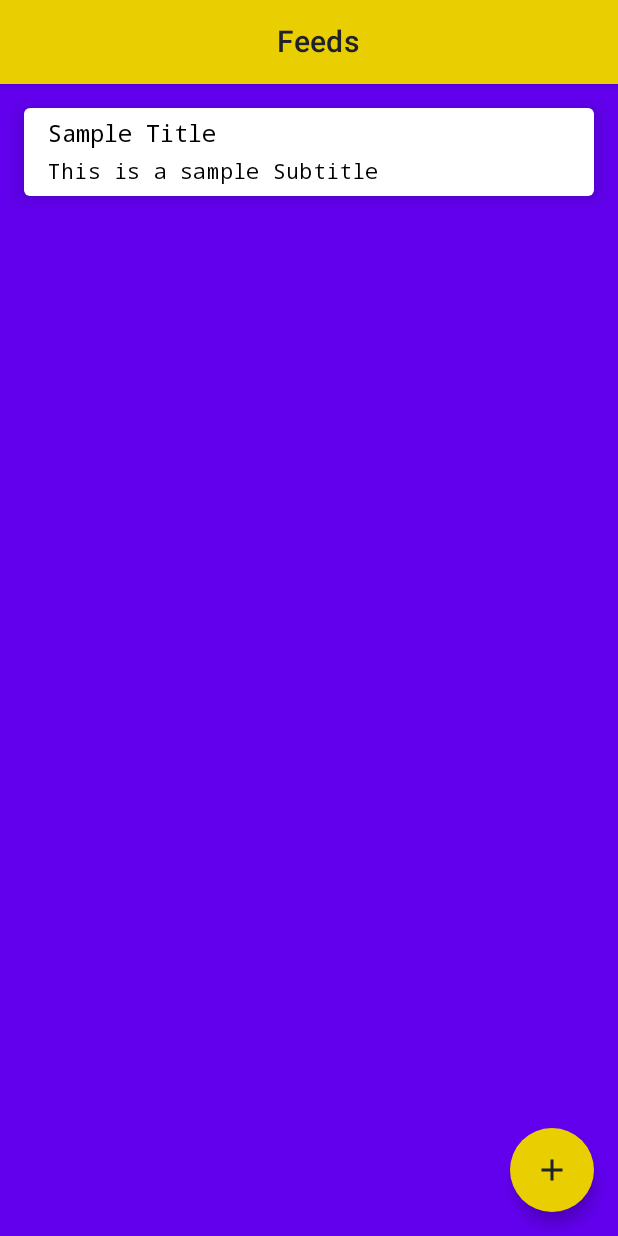
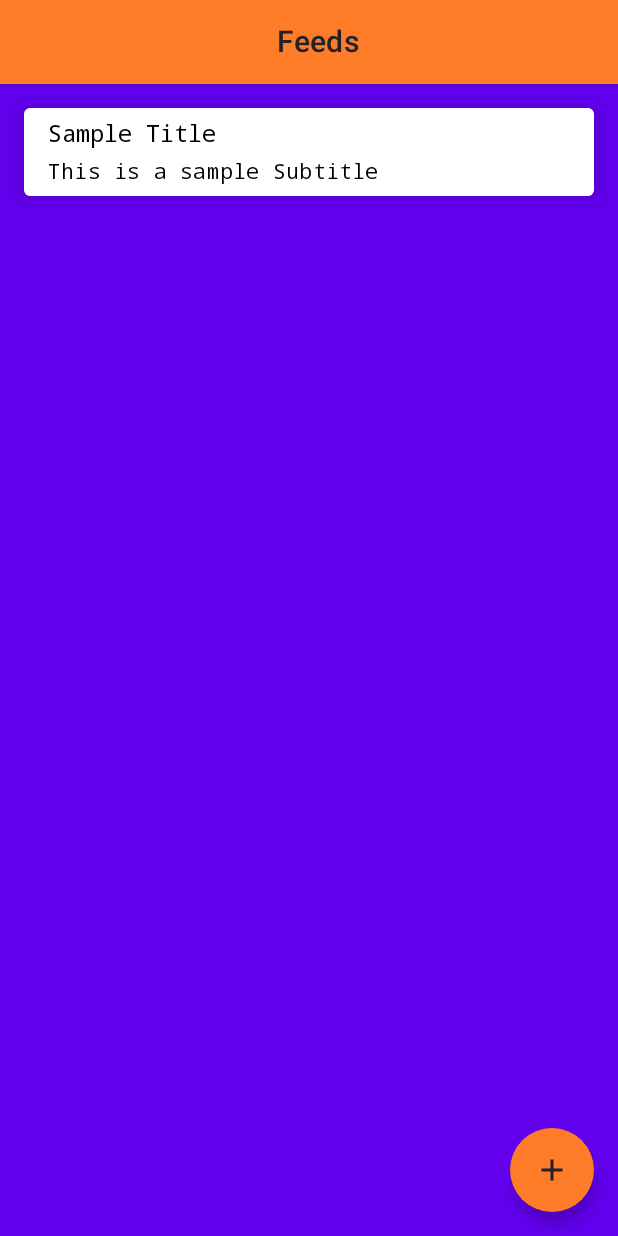
Before and after one commit to hamidrezasahraei/Pheedly, an Android app built with Jetpack Compose: the @Preview function FeedListPreview, on a phone screen of 412 x 824 dp. Run offline under Robolectric (Android 15) with nearby library versions, the phone set to English and light mode, and no system bars; libraries missing offline, so code that uses them is left out: com.prof.rssparser; pictures from the network do not load.

Commit message:
Change brand color to (#FE7C28)

```diff
--- a/app/src/main/java/sahraei/hamidreza/pheedly/ui/theme/Color.kt
+++ b/app/src/main/java/sahraei/hamidreza/pheedly/ui/theme/Color.kt
@@ -2,7 +2,7 @@ package sahraei.hamidreza.pheedly.ui.theme
 
 import androidx.compose.ui.graphics.Color
 
-val LightPheedly = Color(0xFFE9CE01)
+val LightPheedly = Color(0xFFFE7C28)
 val LightGreys90 = Color(0xFF20222A)
 val LightGreys70 = Color(0xFF717485)
 val LightGreys40 = Color(0xFFE5E7F0)
```
